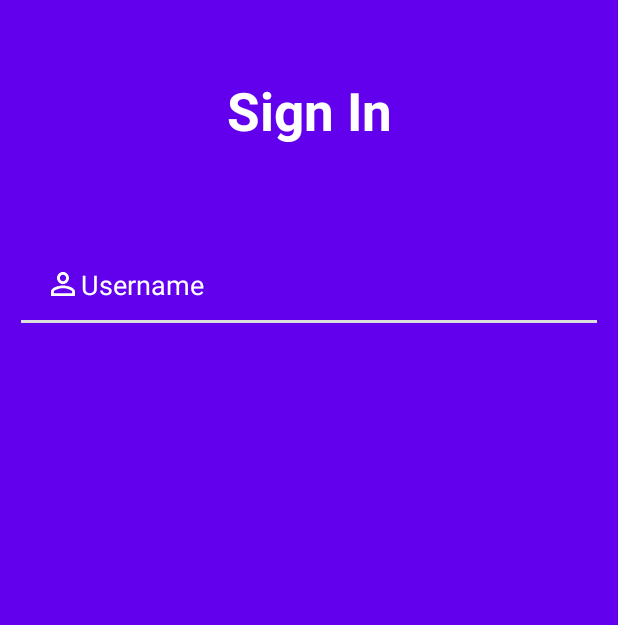
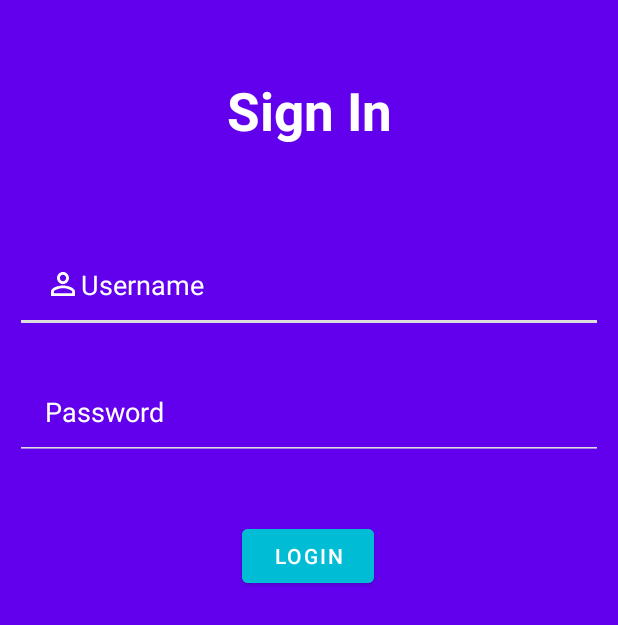
Before and after one commit to hafyze/Mobile-App-Project, an Android app: the screen it shows after launch (MainActivity), on a phone screen of 412 x 824 dp. Shown: the top 625 px of the screen. Run offline under Robolectric (Android 15) with nearby library versions, the phone set to English and light mode, and no system bars.

Commit message:
new page

```diff
--- a/app/src/main/res/layout/activity_main.xml
+++ b/app/src/main/res/layout/activity_main.xml
@@ -2,7 +2,7 @@
 <RelativeLayout xmlns:android="http://schemas.android.com/apk/res/android"
     xmlns:app="http://schemas.android.com/apk/res-auto"
     xmlns:tools="http://schemas.android.com/tools"
-    android:layout_width="match_parent"
+    android:layout_width="wrap_content"
     android:layout_height="match_parent"
     android:background="@color/purple_500"
     tools:context=".MainActivity"
@@ -40,4 +40,35 @@
         android:padding="20dp"
         android:textColor="@color/white"
         android:textColorHint="@color/white" />
+
+    <EditText
+        android:id="@+id/password"
+        android:layout_width="match_parent"
+        android:layout_height="wrap_content"
+        android:layout_below="@id/userName"
+        android:layout_marginStart="10dp"
+        android:layout_marginTop="10dp"
+        android:layout_marginEnd="10dp"
+        android:layout_marginBottom="10dp"
+        android:backgroundTint="#DDDDDD"
+        android:ems="10"
+        android:hint="Password"
+        android:inputType="textPersonName|textPassword"
+        android:padding="20dp"
+        android:textColor="@color/white"
+        android:textColorHint="@color/white" />
+
+    <Button
+        android:id="@+id/buttonLogin"
+        android:layout_width="wrap_content"
+        android:layout_height="wrap_content"
+        android:layout_below="@id/password"
+        android:layout_alignParentStart="true"
+        android:layout_centerInParent="true"
+        android:layout_marginStart="161dp"
+        android:layout_marginTop="30dp"
+        android:layout_marginEnd="10dp"
+        android:layout_marginBottom="10dp"
+        android:backgroundTint="#00BCD4"
+        android:text="LOGIN" />
 </RelativeLayout>
--- /dev/null
+++ b/app/src/main/res/layout/music_page.xml
@@ -0,0 +1,6 @@
+<?xml version="1.0" encoding="utf-8"?>
+<androidx.constraintlayout.widget.ConstraintLayout xmlns:android="http://schemas.android.com/apk/res/android"
+    android:layout_width="match_parent"
+    android:layout_height="match_parent">
+
+</androidx.constraintlayout.widget.ConstraintLayout>
```
Also changed, not shown: app/src/main/java/com/ebookfrenzy/musicapp/MainActivity.java (+25 -0 lines).
